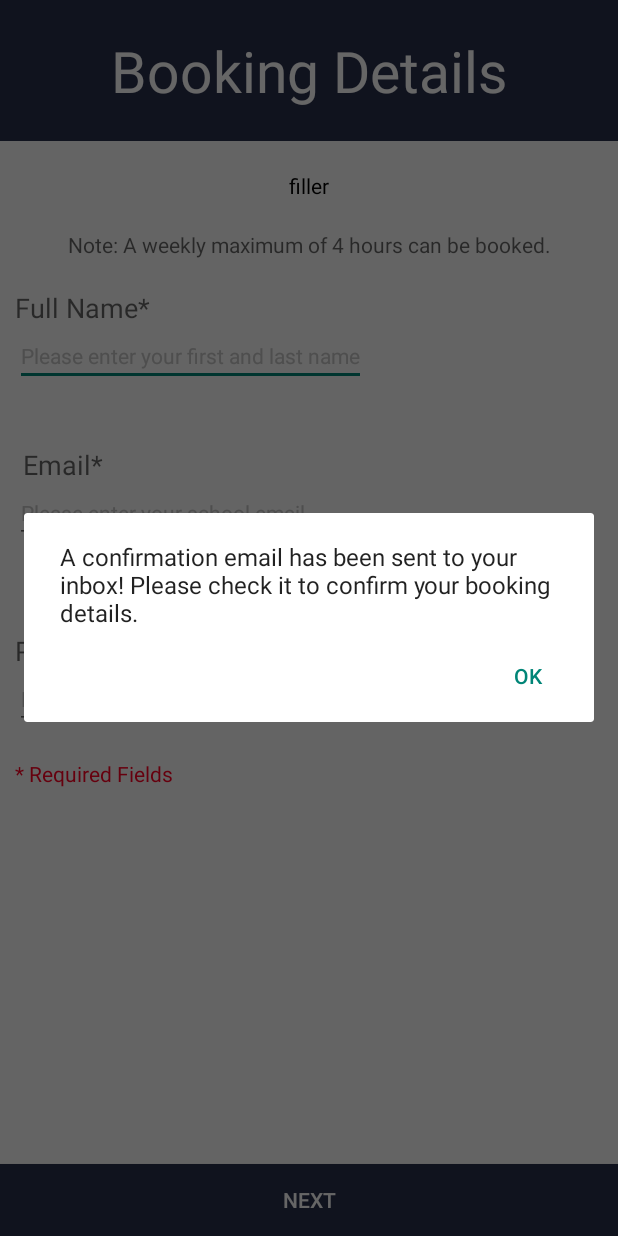
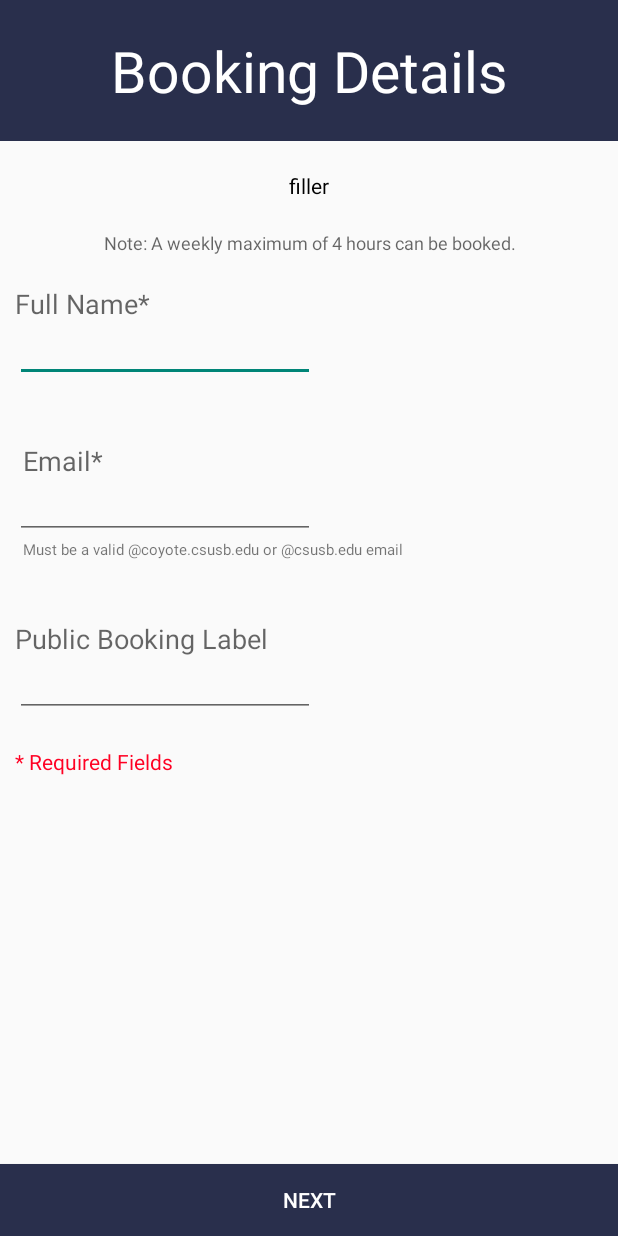
Before and after one commit to hashtagmike24/LibrarySpace, an Android app: the BookingActivity screen opened directly, with no data from a screen before it, after a tap on "NEXT", on a phone screen of 412 x 824 dp. Run offline under Robolectric (Android 15) with nearby library versions, the phone set to English and light mode, and no system bars.

Commit message:
BookingActivity now catches invalid data entry

```diff
--- a/LibrarySpace/app/src/main/AndroidManifest.xml
+++ b/LibrarySpace/app/src/main/AndroidManifest.xml
@@ -9,6 +9,7 @@
         android:theme="@style/AppTheme">
         <activity
             android:name=".MainActivity"
+            android:screenOrientation="portrait"
             android:label="@string/app_name" >
             <intent-filter>
                 <action android:name="android.intent.action.MAIN" />
@@ -18,6 +19,7 @@
 
         <activity
             android:name=".GroupActivity"
+            android:screenOrientation="portrait"
             android:label="@string/title_activity_group" >
             <intent-filter>
                 <action android:name = "com.libraryspace.GroupActivity"/>
@@ -26,18 +28,22 @@
         </activity>
         <activity
             android:name=".IndividualActivity"
+            android:screenOrientation="portrait"
             android:label="@string/title_activity_individual" >
         </activity>
         <activity
             android:name=".MultimediaActivity"
+            android:screenOrientation="portrait"
             android:label="@string/title_activity_multimedia" >
         </activity>
         <activity
             android:name=".ConditionsActivity"
+            android:screenOrientation="portrait"
             android:label="@string/title_activity_conditions" >
         </activity>
         <activity
             android:name=".BookingActivity"
+            android:screenOrientation="portrait"
             android:label="@string/title_activity_booking" >
         </activity>
     </application>
--- a/LibrarySpace/app/src/main/java/edu/csusb/libraryspace/BookingActivity.java
+++ b/LibrarySpace/app/src/main/java/edu/csusb/libraryspace/BookingActivity.java
@@ -8,6 +8,7 @@ import android.os.Bundle;
 import android.view.Menu;
 import android.view.MenuItem;
 import android.view.View;
+import android.widget.EditText;
 import android.widget.TextView;
 import android.widget.Toast;
 
@@ -24,6 +25,9 @@ public class BookingActivity extends ActionBarActivity {
     String _hour;
 
     TextView detailsText;
+    EditText nameInput;
+    EditText emailInput;
+    EditText labelInput;
 
     @Override
     protected void onCreate(Bundle savedInstanceState) {
@@ -31,6 +35,9 @@ public class BookingActivity extends ActionBarActivity {
         setContentView(R.layout.activity_booking);
 
         detailsText = (TextView) findViewById(R.id.detailsText);
+        nameInput = (EditText) findViewById(R.id.nameInput);
+        emailInput = (EditText) findViewById(R.id.emailInput);
+        labelInput = (EditText) findViewById(R.id.labelInput);
 
         Bundle extras = getIntent().getExtras();
         if(extras != null) {
@@ -41,7 +48,7 @@ public class BookingActivity extends ActionBarActivity {
             _room = extras.getString("ROOM");
             _hour = extras.getString("HOUR");
 
-            detailsText.setText(_room + " from " + _hour + " on " + _month + "/" + _day + "/" + _year);
+            detailsText.setText(_room + " " + _hour + " on " + _month + "/" + _day + "/" + _year);
         }
     }
 
@@ -73,6 +80,16 @@ public class BookingActivity extends ActionBarActivity {
      */
     public void mainButtonOnClick(View view)
     {
+        if(nameInput.getText().toString().equals(""))
+        {
+            Toast.makeText(getApplicationContext(), "Please enter a valid name", Toast.LENGTH_LONG).show();
+        }
+        else if(emailInput.getText().toString().equals("") || !emailInput.getText().toString().contains("csusb.edu"))
+        {
+            Toast.makeText(getApplicationContext(), "Please enter a valid school email (must be a @coyote.csusb.edu or @csusb.edu email address)", Toast.LENGTH_LONG).show();
+        }
+        else // if no errors
+        {
             AlertDialog.Builder builder = new AlertDialog.Builder(this);
             builder.setMessage("A confirmation email has been sent to your inbox! Please check it to confirm your booking details.")
                     .setCancelable(false)
@@ -87,3 +104,4 @@ public class BookingActivity extends ActionBarActivity {
             emailPopUp.show();
         }
     }
+}
--- a/LibrarySpace/app/src/main/java/edu/csusb/libraryspace/ConditionsActivity.java
+++ b/LibrarySpace/app/src/main/java/edu/csusb/libraryspace/ConditionsActivity.java
@@ -36,7 +36,7 @@ public class ConditionsActivity extends ActionBarActivity {
             _room = extras.getString("ROOM");
             _hour = extras.getString("HOUR");
 
-            Toast.makeText(getApplicationContext(), _room + " from " + _hour + " on " + _month + "/" + _day + "/" + _year, Toast.LENGTH_LONG).show();
+            Toast.makeText(getApplicationContext(), _room + " " + _hour + " on " + _month + "/" + _day + "/" + _year, Toast.LENGTH_LONG).show();
         }
 
 
--- a/LibrarySpace/app/src/main/res/layout/activity_booking.xml
+++ b/LibrarySpace/app/src/main/res/layout/activity_booking.xml
@@ -40,7 +40,7 @@
         android:textAlignment="center"
         android:gravity="center"
         android:layout_marginTop="20dp"
-        android:textSize="14sp" />
+        android:textSize="12sp" />
     <TextView
         android:layout_width="wrap_content"
         android:layout_height="wrap_content"
@@ -51,10 +51,9 @@
         android:layout_marginTop="20dp"
         android:layout_marginLeft="10dp" />
     <EditText
-        android:layout_width="wrap_content"
+        android:layout_width="200dp"
         android:layout_height="wrap_content"
         android:textAppearance="?android:attr/textAppearanceSmall"
-        android:text="Please enter your first and last name"
         android:textColor="#C5C5C5"
         android:layout_below="@id/fullNameText"
         android:id="@+id/nameInput"
@@ -69,10 +68,10 @@
         android:layout_marginTop="40dp"
         android:textAppearance="?android:attr/textAppearanceMedium" />
     <EditText
-        android:layout_width="wrap_content"
+        android:layout_width="200dp"
         android:layout_height="wrap_content"
         android:textAppearance="?android:attr/textAppearanceSmall"
-        android:text="Please enter your school email"
+        android:text=""
         android:textColor="#C5C5C5"
         android:inputType="textEmailAddress"
         android:id="@+id/emailInput"
@@ -82,7 +81,8 @@
         android:layout_width="wrap_content"
         android:layout_height="wrap_content"
         android:textAppearance="?android:attr/textAppearanceSmall"
-        android:text="Enter @coyote.csusb.edu or @csusb.edu addresses only"
+        android:text="Must be a valid @coyote.csusb.edu or @csusb.edu email"
+        android:textSize="10sp"
         android:id="@+id/reminderEmailText"
         android:layout_below="@+id/emailInput"
         android:layout_marginLeft="15dp" />
@@ -97,11 +97,10 @@
         android:layout_marginLeft="10dp" />
 
     <EditText
-        android:layout_width="wrap_content"
+        android:layout_width="200dp"
         android:layout_height="wrap_content"
         android:id="@+id/labelInput"
         android:layout_below="@id/publicLabelText"
-        android:text="Please enter your public booking label"
         android:textColor="#C5C5C5"
         android:textAppearance="?android:attr/textAppearanceSmall"
         android:layout_marginLeft="10dp"/>
```
Lines whose indentation alone changed are shown as unchanged.
